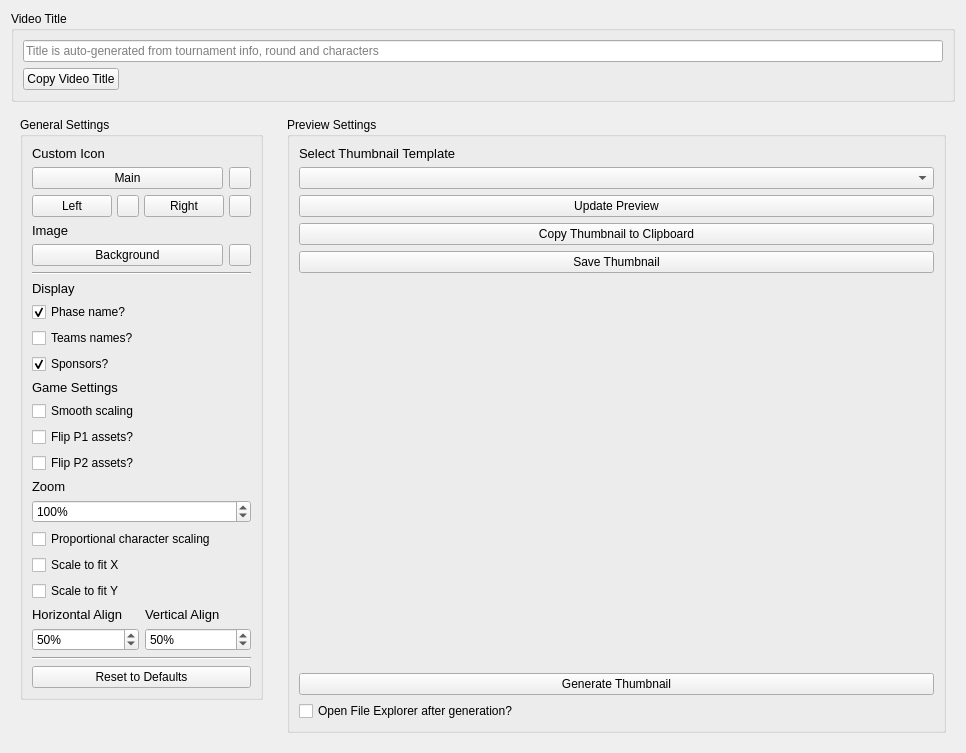
First picture: the form in src/layout/AutonaThumbnailSettings.ui, repository yuya-tagu/Autona, before the edit.
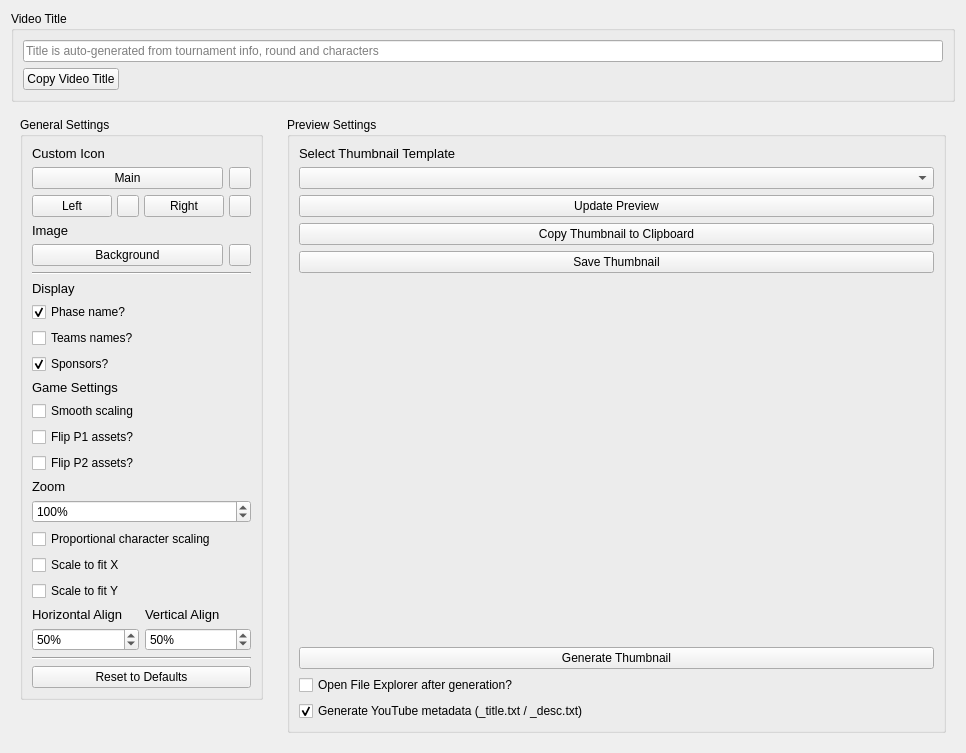
Second picture: the form after the edit.

Commit message:
feat(thumbnail): YouTube メタデータ生成を設定化
Design.md §4.4.4 / §8 T-16 に従い、サムネイル生成時の
`_title.txt` / `_desc.txt` 出力を `thumbnail_config.generate_metadata`
で制御できるようにする。

- AutonaThumbnailSettings.ui に `generateMetadataCheck` を追加
  （default checked = true で既存挙動を維持）
- AutonaThumbnailSettingsWidget で stateChanged 購読 +
  RefreshSettings での状態同期。GetSetting のデフォルトも True
- main_generate_thumbnail.save_result が
  `thumbnail_config.generate_metadata`（default True）を見て
  metadata 出力をスキップするよう分岐。スキップ時はログに
  そのことを残す
- preview generation 時はそもそも metadata を書かない（既存）ので
  影響なし。toggle 自体も generatePreview=False で再描画させない

Patch:
```diff
--- a/src/layout/AutonaThumbnailSettings.ui
+++ b/src/layout/AutonaThumbnailSettings.ui
@@ -813,6 +813,19 @@
          </property>
         </widget>
        </item>
+       <item>
+        <widget class="QCheckBox" name="generateMetadataCheck">
+         <property name="toolTip">
+          <string>Generate _title.txt / _desc.txt for YouTube alongside the image. Off = image only.</string>
+         </property>
+         <property name="text">
+          <string>Generate YouTube metadata (_title.txt / _desc.txt)</string>
+         </property>
+         <property name="checked">
+          <bool>true</bool>
+         </property>
+        </widget>
+       </item>
       </layout>
       </widget>
       </item>
```
The commit also changes 2 other files.
